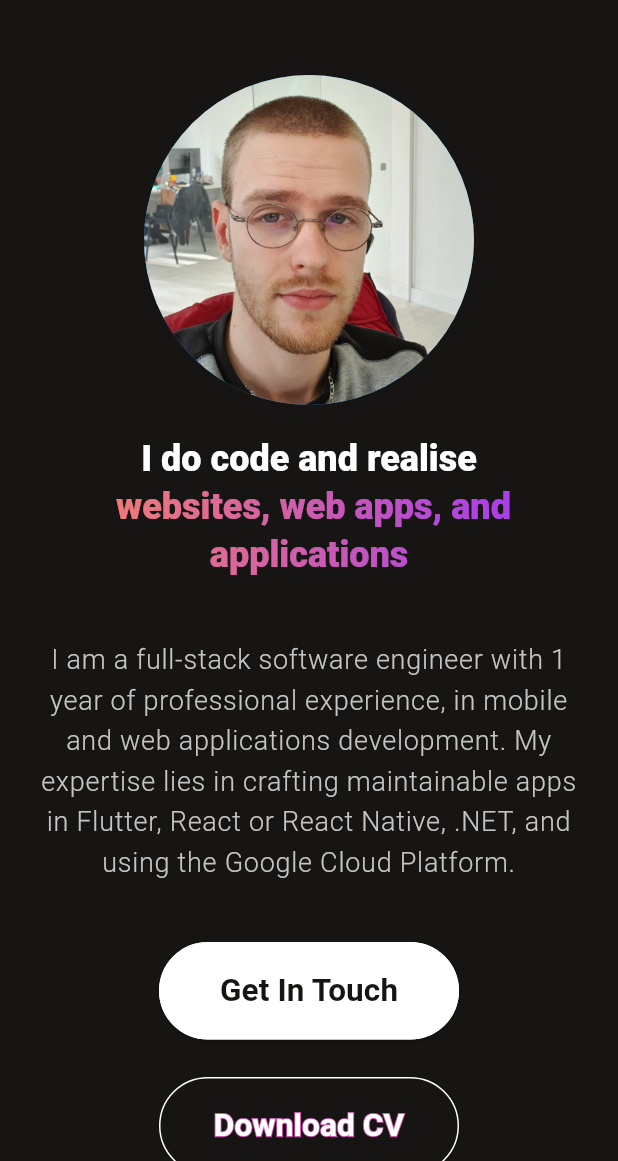
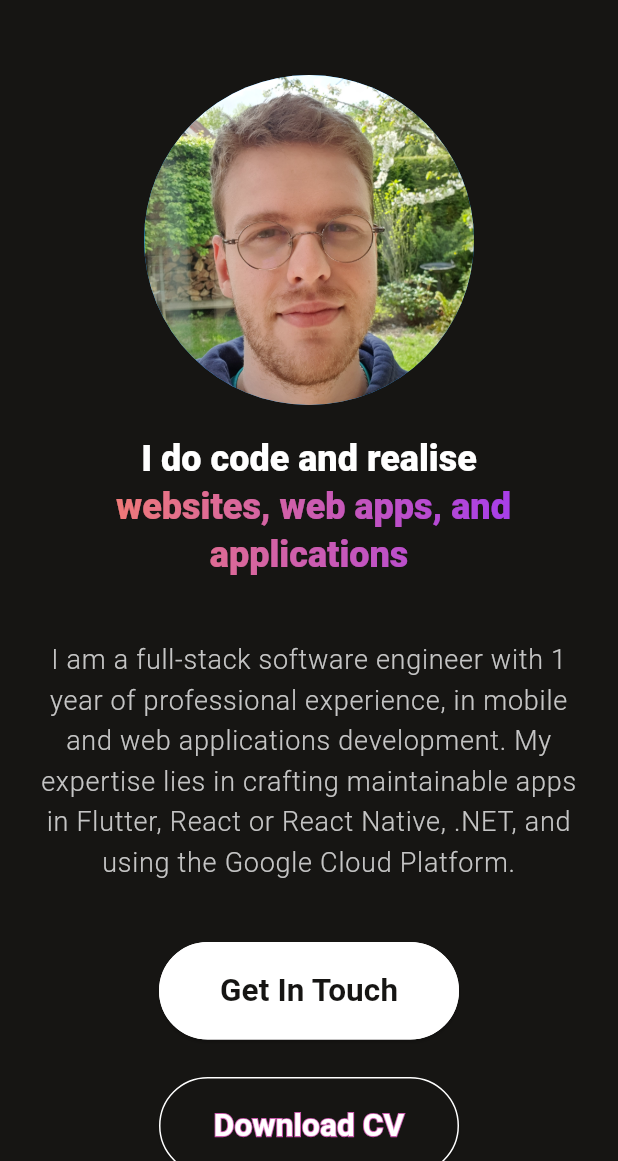
Before and after one commit to sakayase/FL-Portfolio, a Flutter app: the screen it shows after launch, on a phone screen of 412 x 824 dp, the part 75-1236 px from its top. Run offline on Flutter 3.47's test engine with Material 3 defaults, Android fonts, the phone set to English and light mode, and no system bars; our stand-ins replace flutter_svg, logger; missing offline and left inert: dart:html; Roboto replaces fonts that are missing (Poppins).

```diff
--- a/lib/components/avatar.dart
+++ b/lib/components/avatar.dart
@@ -21,7 +21,7 @@ class Avatar extends StatelessWidget {
           width: 220,
           color: Colors.blue,
           child: Image.asset(
-            'assets/ppict.jpg',
+            'assets/ppict.png',
             fit: BoxFit.cover,
           ),
         ),
```
Also changed, not shown: assets/ppict.png (added).
